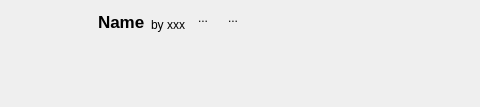
The window that src/ui/local/localmoditemwidget.ui (kaniol-lck/modmanager) describes before a commit, drawn with Qt 5; both pictures show x 0 to 480 and y 0 to 107 of the 702 by 107 pixel window.
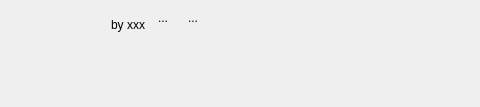
The same window after the commit. Icons and pictures are not drawn. Custom widgets are drawn as their Qt base class.

What changed in the file:
```diff
--- a/src/ui/local/localmoditemwidget.ui
+++ b/src/ui/local/localmoditemwidget.ui
@@ -36,19 +36,6 @@
          <height>28</height>
         </size>
        </property>
-       <property name="font">
-        <font>
-         <pointsize>13</pointsize>
-         <weight>75</weight>
-         <bold>true</bold>
-        </font>
-       </property>
-       <property name="toolTip">
-        <string notr="true"/>
-       </property>
-       <property name="text">
-        <string>Name</string>
-       </property>
        <property name="alignment">
         <set>Qt::AlignBottom|Qt::AlignLeading|Qt::AlignLeft</set>
        </property>
```
Left out of the diff: 2 changed lines with no effect on the pictures.
